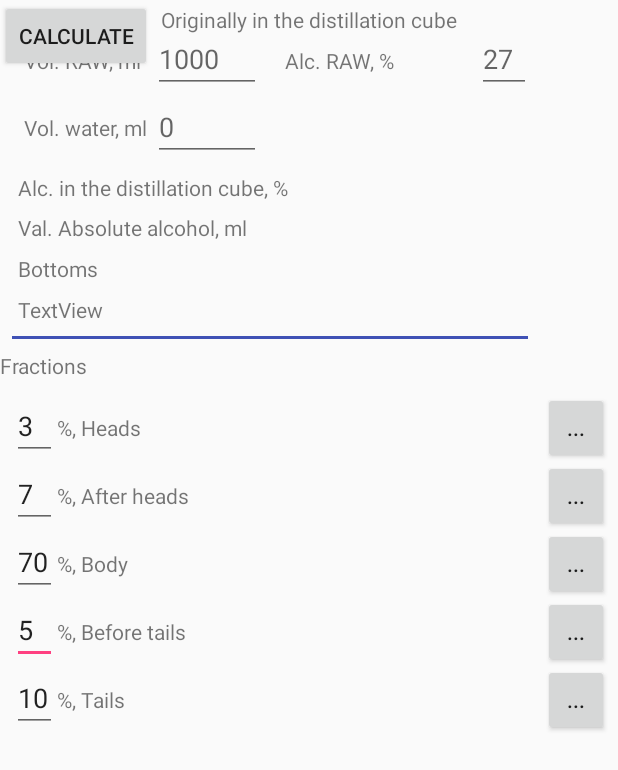
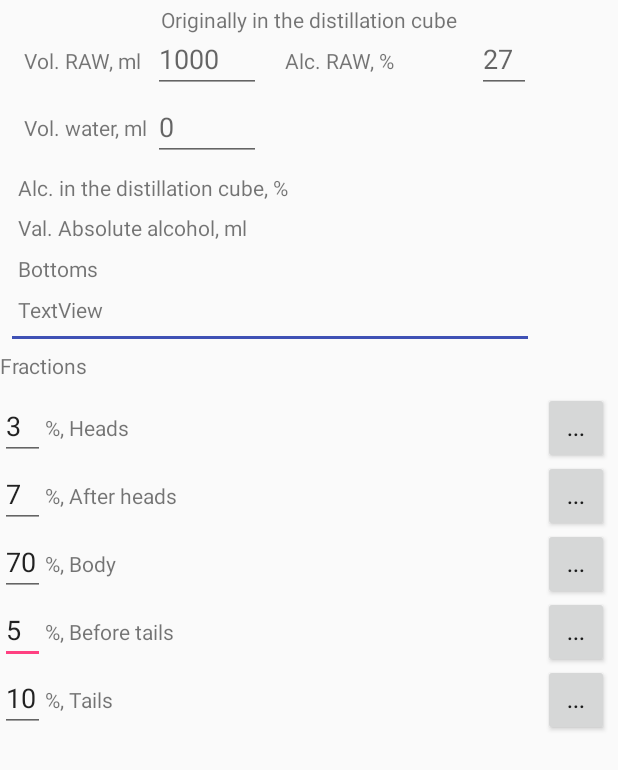
Before and after one commit to andrey4d/moonshinedistille, an Android app: the layout activity_main.xml on its own in the app's theme, with its tools: preview values and no code run, on a phone screen of 412 x 824 dp. Shown: the top 770 px of the screen. Run offline under Robolectric (Android 15) with nearby library versions, the phone set to English and light mode, and no system bars.

Commit message:
V1.04 -- save data, del button, onFocusChage use.

```diff
--- a/app/src/main/res/layout-land/activity_main.xml
+++ /dev/null
@@ -1,332 +0,0 @@
-<?xml version="1.0" encoding="utf-8"?>
-<android.support.constraint.ConstraintLayout xmlns:android="http://schemas.android.com/apk/res/android"
-    xmlns:app="http://schemas.android.com/apk/res-auto"
-    xmlns:tools="http://schemas.android.com/tools"
-    android:layout_width="match_parent"
-    android:layout_height="match_parent"
-    tools:context="com.danilovav.moonshinedistiller.MainActivity"
-    tools:layout_editor_absoluteX="0dp"
-    tools:layout_editor_absoluteY="81dp">
-
-    <EditText
-        android:id="@+id/edtBody"
-        android:layout_width="40dp"
-        android:layout_height="wrap_content"
-        android:ems="10"
-        android:hint="70"
-        android:inputType="numberDecimal"
-        android:text="70"
-        app:layout_constraintLeft_toLeftOf="@+id/edtAfterHeads"
-        app:layout_constraintTop_toBottomOf="@+id/edtAfterHeads" />
-
-    <Button
-        android:id="@+id/button3"
-        android:layout_width="wrap_content"
-        android:layout_height="wrap_content"
-        android:text="Button"
-        tools:layout_constraintRight_creator="1"
-        app:layout_constraintRight_toRightOf="@+id/dotbtnAfterHeads"
-        tools:layout_constraintLeft_creator="1"
-        app:layout_constraintLeft_toLeftOf="@+id/dotbtnAfterHeads"
-        app:layout_constraintBaseline_toBaselineOf="@+id/tvBodyOut"
-        app:layout_constraintHorizontal_bias="0.0" />
-
-    <Button
-        android:id="@+id/dotbtnAfterHeads"
-        android:layout_width="wrap_content"
-        android:layout_height="wrap_content"
-        android:text="Button"
-        tools:layout_constraintRight_creator="1"
-        app:layout_constraintRight_toRightOf="@+id/dotbtnHeads"
-        tools:layout_constraintLeft_creator="1"
-        app:layout_constraintLeft_toLeftOf="@+id/dotbtnHeads"
-        app:layout_constraintHorizontal_bias="0.0"
-        app:layout_constraintBaseline_toBaselineOf="@+id/tvAfterHeadsOut" />
-
-    <TextView
-        android:id="@+id/tvAlc"
-        android:layout_width="wrap_content"
-        android:layout_height="wrap_content"
-        android:layout_marginLeft="16dp"
-        android:layout_marginStart="16dp"
-        android:layout_marginTop="24dp"
-        android:text="@string/strAclRAW"
-        app:layout_constraintLeft_toLeftOf="parent"
-        app:layout_constraintTop_toBottomOf="@+id/tvInitCube" />
-
-    <EditText
-        android:id="@+id/edtAlc"
-        android:layout_width="76dp"
-        android:layout_height="wrap_content"
-        android:ems="10"
-        android:hint="Alc %"
-        android:inputType="numberDecimal"
-        android:text="100"
-        app:layout_constraintBaseline_toBaselineOf="@+id/tvAlc"
-        app:layout_constraintHorizontal_bias="0.253"
-        app:layout_constraintLeft_toLeftOf="parent"
-        app:layout_constraintRight_toRightOf="parent"
-        tools:layout_constraintLeft_creator="1"
-        tools:layout_constraintRight_creator="1" />
-
-    <TextView
-        android:id="@+id/tvAlcV"
-        android:layout_width="wrap_content"
-        android:layout_height="wrap_content"
-        android:layout_marginLeft="16dp"
-        android:layout_marginStart="16dp"
-        android:layout_marginTop="15dp"
-        android:text="@string/strRAW_V"
-        app:layout_constraintLeft_toLeftOf="parent"
-        app:layout_constraintTop_toBottomOf="@+id/edtAlc"
-        tools:layout_constraintTop_creator="1" />
-
-    <EditText
-        android:id="@+id/edtAlcV"
-        android:layout_width="0dp"
-        android:layout_height="wrap_content"
-        android:ems="10"
-        android:inputType="numberDecimal"
-        android:text="3000"
-        app:layout_constraintBaseline_toBaselineOf="@+id/tvAlcV"
-        app:layout_constraintLeft_toLeftOf="@+id/edtAlc"
-        app:layout_constraintRight_toRightOf="@+id/edtAlc"
-        tools:layout_constraintLeft_creator="1"
-        tools:layout_constraintRight_creator="1" />
-
-    <TextView
-        android:id="@+id/tvWaterV"
-        android:layout_width="wrap_content"
-        android:layout_height="wrap_content"
-        android:layout_marginLeft="16dp"
-        android:layout_marginStart="16dp"
-        android:layout_marginTop="15dp"
-        android:text="@string/strWater_V"
-        app:layout_constraintLeft_toLeftOf="parent"
-        app:layout_constraintTop_toBottomOf="@+id/edtAlcV"
-        tools:layout_constraintTop_creator="1" />
-
-    <EditText
-        android:id="@+id/edtWaterV"
-        android:layout_width="0dp"
-        android:layout_height="wrap_content"
-        android:ems="10"
-        android:inputType="numberDecimal"
-        android:text="3000"
-        app:layout_constraintBaseline_toBaselineOf="@+id/tvWaterV"
-        app:layout_constraintLeft_toLeftOf="@+id/edtAlcV"
-        app:layout_constraintRight_toRightOf="@+id/edtAlcV"
-        tools:layout_constraintLeft_creator="1"
-        tools:layout_constraintRight_creator="1" />
-
-    <TextView
-        android:id="@+id/tvInitCube"
-        android:layout_width="wrap_content"
-        android:layout_height="wrap_content"
-        android:text="@string/strInitCube"
-        app:layout_constraintLeft_toLeftOf="parent"
-        app:layout_constraintRight_toRightOf="parent"
-        app:layout_constraintTop_toTopOf="parent"
-        tools:layout_constraintLeft_creator="1"
-        tools:layout_constraintRight_creator="1"
-        tools:layout_constraintTop_creator="1"
-        app:layout_constraintHorizontal_bias="0.08" />
-
-    <TextView
-        android:id="@+id/tvAlcInCube"
-        android:layout_width="wrap_content"
-        android:layout_height="wrap_content"
-        android:layout_marginLeft="16dp"
-        android:layout_marginStart="16dp"
-        android:layout_marginTop="8dp"
-        android:text="@string/strAlcInCube"
-        app:layout_constraintLeft_toLeftOf="parent"
-        app:layout_constraintTop_toBottomOf="@+id/edtWaterV"
-        tools:layout_constraintLeft_creator="1"
-        tools:layout_constraintTop_creator="1" />
-
-    <TextView
-        android:id="@+id/tvVolAbsAlc"
-        android:layout_width="wrap_content"
-        android:layout_height="wrap_content"
-        android:layout_marginLeft="16dp"
-        android:layout_marginStart="16dp"
-        android:layout_marginTop="8dp"
-        android:text="@string/strValAbsAlc"
-        app:layout_constraintLeft_toLeftOf="parent"
-        app:layout_constraintTop_toBottomOf="@+id/tvAlcInCube"
-        tools:layout_constraintTop_creator="1" />
-
-    <TextView
-        android:id="@+id/tvAlcInCubeOut"
-        android:layout_width="wrap_content"
-        android:layout_height="wrap_content"
-        android:layout_marginStart="7dp"
-        android:text="0"
-        app:layout_constraintBaseline_toBaselineOf="@+id/tvAlcInCube"
-        tools:layout_constraintLeft_creator="1"
-        app:layout_constraintLeft_toRightOf="@+id/tvAlcInCube"
-        android:layout_marginLeft="8dp" />
-
-    <TextView
-        android:id="@+id/tvCurSet"
-        android:layout_width="wrap_content"
-        android:layout_height="wrap_content"
-        android:text="@string/strTitleFractions"
-        app:layout_constraintLeft_toLeftOf="parent"
-        app:layout_constraintRight_toRightOf="parent"
-        tools:layout_constraintLeft_creator="1"
-        tools:layout_constraintRight_creator="1"
-        tools:layout_constraintTop_creator="1"
-        app:layout_constraintHorizontal_bias="0.702"
-        app:layout_constraintTop_toTopOf="parent" />
-
-    <Button
-        android:id="@+id/btnCalcCube"
-        android:layout_width="wrap_content"
-        android:layout_height="wrap_content"
-        android:onClick="onClickCalculate"
-        android:text="@string/strCalculateCube"
-        tools:layout_constraintTop_creator="1"
-        android:layout_marginStart="131dp"
-        tools:layout_constraintLeft_creator="1"
-        android:layout_marginTop="8dp"
-        app:layout_constraintTop_toBottomOf="@+id/tvVolAbsAlc"
-        app:layout_constraintRight_toLeftOf="@+id/view2"
-        android:layout_marginRight="1dp" />
-
-    <TextView
-        android:id="@+id/tvHeads"
-        android:layout_width="wrap_content"
-        android:layout_height="wrap_content"
-        android:text="@string/strHeads"
-        android:layout_marginStart="11dp"
-        app:layout_constraintBaseline_toBaselineOf="@+id/edtHeads"
-        tools:layout_constraintBaseline_creator="1"
-        tools:layout_constraintLeft_creator="1"
-        app:layout_constraintLeft_toRightOf="@+id/edtHeads"
-        android:layout_marginLeft="11dp" />
-
-    <TextView
-        android:id="@+id/tvAfterHeads"
-        android:layout_width="wrap_content"
-        android:layout_height="wrap_content"
-        android:layout_marginStart="11dp"
-        android:text="@string/strAfterHeads"
-        tools:layout_constraintLeft_creator="1"
-        app:layout_constraintLeft_toRightOf="@+id/edtAfterHeads"
-        android:layout_marginLeft="11dp"
-        app:layout_constraintBaseline_toBaselineOf="@+id/edtAfterHeads" />
-
-    <TextView
-        android:id="@+id/tvBody"
-        android:layout_width="wrap_content"
-        android:layout_height="wrap_content"
-        android:layout_marginStart="11dp"
-        android:text="@string/strBody"
-        app:layout_constraintBaseline_toBaselineOf="@+id/edtBody"
-        tools:layout_constraintBaseline_creator="1"
-        tools:layout_constraintLeft_creator="1"
-        app:layout_constraintLeft_toRightOf="@+id/edtBody"
-        android:layout_marginLeft="11dp" />
-
-    <TextView
-        android:id="@+id/tvHeadsOut"
-        android:layout_width="40dp"
-        android:layout_height="wrap_content"
-        app:layout_constraintLeft_toLeftOf="parent"
-        app:layout_constraintRight_toRightOf="parent"
-        tools:layout_constraintRight_creator="1"
-        tools:layout_constraintLeft_creator="1"
-        app:layout_constraintBaseline_toBaselineOf="@+id/tvHeads"
-        app:layout_constraintHorizontal_bias="0.771" />
-
-    <TextView
-        android:id="@+id/tvAfterHeadsOut"
-        android:layout_width="40dp"
-        android:layout_height="17dp"
-        app:layout_constraintLeft_toLeftOf="parent"
-        app:layout_constraintRight_toRightOf="parent"
-        tools:layout_constraintRight_creator="1"
-        tools:layout_constraintLeft_creator="1"
-        app:layout_constraintBaseline_toBaselineOf="@+id/tvAfterHeads"
-        app:layout_constraintHorizontal_bias="0.771" />
-
-    <TextView
-        android:id="@+id/tvBodyOut"
-        android:layout_width="40dp"
-        android:layout_height="wrap_content"
-        app:layout_constraintLeft_toLeftOf="parent"
-        app:layout_constraintRight_toRightOf="parent"
-        tools:layout_constraintRight_creator="1"
-        app:layout_constraintBaseline_toBaselineOf="@+id/tvBody"
-        tools:layout_constraintBaseline_creator="1"
-        tools:layout_constraintLeft_creator="1"
-        app:layout_constraintHorizontal_bias="0.771" />
-
-    <TextView
-        android:id="@+id/tvVolAbsAlcOut"
-        android:layout_width="wrap_content"
-        android:layout_height="wrap_content"
-        android:text="0"
-        app:layout_constraintBaseline_toBaselineOf="@+id/tvVolAbsAlc"
-        app:layout_constraintLeft_toLeftOf="@+id/tvAlcInCubeOut"
-        tools:layout_constraintLeft_creator="1" />
-
-    <EditText
-        android:id="@+id/edtHeads"
-        android:layout_width="40dp"
-        android:layout_height="wrap_content"
-        android:ems="10"
-        android:hint="5"
-        android:inputType="numberDecimal"
-        android:text="5"
-        app:layout_constraintBottom_toBottomOf="parent"
-        app:layout_constraintLeft_toLeftOf="parent"
-        app:layout_constraintRight_toRightOf="parent"
-        android:layout_marginTop="8dp"
-        app:layout_constraintTop_toBottomOf="@+id/tvCurSet"
-        app:layout_constraintVertical_bias="0.0"
-        tools:layout_constraintRight_creator="1"
-        tools:layout_constraintLeft_creator="1" />
-
-    <Button
-        android:id="@+id/dotbtnHeads"
-        android:layout_width="wrap_content"
-        android:layout_height="wrap_content"
-        android:text="Button"
-        tools:layout_constraintRight_creator="1"
-        android:layout_marginEnd="6dp"
-        app:layout_constraintRight_toRightOf="parent"
-        android:layout_marginRight="6dp"
-        app:layout_constraintBaseline_toBaselineOf="@+id/tvHeadsOut" />
-
-    <EditText
-        android:id="@+id/edtAfterHeads"
-        android:layout_width="40dp"
-        android:layout_height="wrap_content"
-        android:ems="10"
-        android:hint="5"
-        android:inputType="numberDecimal"
-        android:text="5"
-        app:layout_constraintLeft_toLeftOf="@+id/edtHeads"
-        app:layout_constraintTop_toBottomOf="@+id/edtHeads" />
-
-    <View
-        android:layout_width="2dp"
-        android:layout_height="0dp"
-        android:layout_marginRight="8dp"
-        android:background="@color/colorPrimary"
-        app:layout_constraintBottom_toBottomOf="parent"
-        app:layout_constraintRight_toRightOf="parent"
-        app:layout_constraintTop_toTopOf="parent"
-        app:layout_constraintVertical_bias="0.0"
-        android:layout_marginStart="8dp"
-        android:layout_marginEnd="8dp"
-        android:layout_marginTop="8dp"
-        android:layout_marginBottom="8dp"
-        app:layout_constraintLeft_toRightOf="@+id/edtWaterV"
-        android:layout_marginLeft="8dp"
-        app:layout_constraintHorizontal_bias="0.0"
-        android:id="@+id/view2" />
-</android.support.constraint.ConstraintLayout>
--- a/app/src/main/res/layout/activity_main.xml
+++ b/app/src/main/res/layout/activity_main.xml
@@ -202,15 +202,6 @@
         app:layout_constraintTop_toBottomOf="@+id/view"
         android:layout_marginTop="8dp" />
 
-    <Button
-        android:id="@+id/btnCalcCube"
-        android:layout_width="wrap_content"
-        android:layout_height="wrap_content"
-        android:onClick="onClickCalculate"
-        android:text="@string/strCalculateCube"
-        tools:layout_editor_absoluteY="57dp"
-        tools:layout_editor_absoluteX="258dp" />
-
     <TextView
         android:id="@+id/tvHeads"
         android:layout_width="wrap_content"
@@ -341,19 +332,14 @@
         android:id="@+id/edtHeads"
         android:layout_width="30dp"
         android:layout_height="wrap_content"
-        android:layout_marginTop="8dp"
         android:ems="10"
         android:hint="3"
         android:inputType="numberDecimal"
         android:text="3"
-        app:layout_constraintBottom_toBottomOf="parent"
-        app:layout_constraintHorizontal_bias="0.0"
-        app:layout_constraintLeft_toLeftOf="parent"
-        app:layout_constraintRight_toRightOf="parent"
-        app:layout_constraintTop_toBottomOf="@+id/tvCurSet"
-        app:layout_constraintVertical_bias="0.0"
-        android:layout_marginLeft="8dp"
-        android:layout_marginStart="8dp" />
+        android:layout_marginStart="8dp"
+        tools:layout_editor_absoluteX="8dp"
+        android:layout_marginTop="8dp"
+        app:layout_constraintTop_toBottomOf="@+id/tvCurSet" />
 
     <Button
         android:id="@+id/dotbtnHeads"
--- a/gradle.properties
+++ b/gradle.properties
@@ -12,9 +12,9 @@
 # This option should only be used with decoupled projects. More details, visit
 # http://www.gradle.org/docs/current/userguide/multi_project_builds.html#sec:decoupled_projects
 # org.gradle.parallel=true
-#Fri May 12 05:21:40 MSK 2017
+#Mon May 15 06:57:52 MSK 2017
 systemProp.http.proxyPassword=PraHusGi\#05
 systemProp.http.proxyHost=vto01-pitmg--01.tno.tn.corp
 org.gradle.jvmargs=-Xmx1536m
+systemProp.http.proxyPort=8080
 systemProp.http.proxyUser=tno\\danilovav
-systemProp.http.proxyPort=8080
```
Also changed, not shown: app/src/main/java/com/danilovav/moonshinedistiller/Calculate.java (+103 -14 lines), app/src/main/java/com/danilovav/moonshinedistiller/Constants.java (+11 -1 lines), app/src/main/java/com/danilovav/moonshinedistiller/HeadsActivity.java (+14 -49 lines), app/src/main/java/com/danilovav/moonshinedistiller/MainActivity.java (+90 -52 lines).
